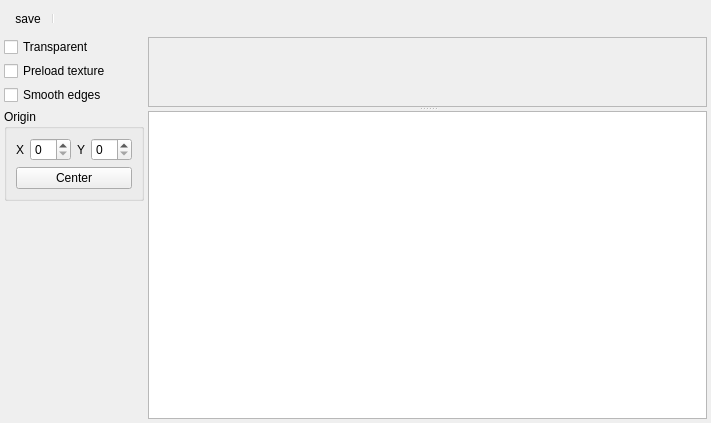
Old version of the form Editors/SpriteEditor.ui in the repository enigma-dev/RadialGM.
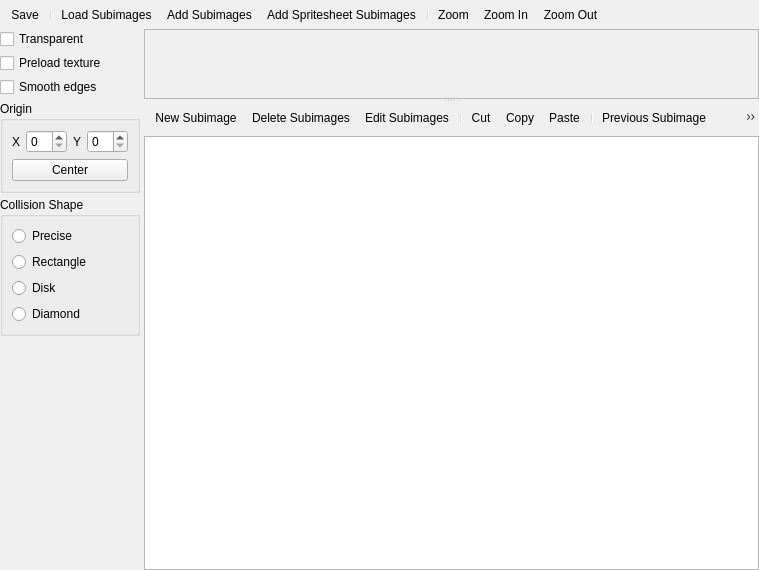
New version of the form. Icons and pictures are not drawn. Custom widgets are drawn as their Qt base class.

```diff
--- a/Editors/SpriteEditor.ui
+++ b/Editors/SpriteEditor.ui
@@ -6,8 +6,8 @@
    <rect>
     <x>0</x>
     <y>0</y>
-    <width>711</width>
-    <height>423</height>
+    <width>759</width>
+    <height>570</height>
    </rect>
   </property>
   <property name="windowTitle">
@@ -15,24 +15,24 @@
   </property>
   <layout class="QVBoxLayout" name="verticalLayout_3">
    <property name="spacing">
-    <number>4</number>
+    <number>0</number>
    </property>
    <property name="leftMargin">
-    <number>4</number>
+    <number>0</number>
    </property>
    <property name="topMargin">
-    <number>4</number>
+    <number>0</number>
    </property>
    <property name="rightMargin">
-    <number>4</number>
+    <number>0</number>
    </property>
    <property name="bottomMargin">
-    <number>4</number>
+    <number>0</number>
    </property>
    <item>
     <widget class="QToolBar" name="mainToolBar">
      <property name="sizePolicy">
-      <sizepolicy hsizetype="Fixed" vsizetype="Fixed">
+      <sizepolicy hsizetype="Preferred" vsizetype="Fixed">
        <horstretch>0</horstretch>
        <verstretch>0</verstretch>
       </sizepolicy>
@@ -48,6 +48,13 @@
      </property>
      <addaction name="actionSave"/>
      <addaction name="separator"/>
+     <addaction name="actionLoadSubimages"/>
+     <addaction name="actionAddSubimages"/>
+     <addaction name="actionAddSpritesheetSubimages"/>
+     <addaction name="separator"/>
+     <addaction name="actionZoom"/>
+     <addaction name="actionZoomIn"/>
+     <addaction name="actionZoomOut"/>
     </widget>
    </item>
    <item>
@@ -140,6 +147,43 @@
          </layout>
         </widget>
        </item>
+       <item>
+        <widget class="QGroupBox" name="groupBox_2">
+         <property name="title">
+          <string>Collision Shape</string>
+         </property>
+         <layout class="QVBoxLayout" name="verticalLayout_4">
+          <item>
+           <widget class="QRadioButton" name="radioButton">
+            <property name="text">
+             <string>Precise</string>
+            </property>
+           </widget>
+          </item>
+          <item>
+           <widget class="QRadioButton" name="radioButton_2">
+            <property name="text">
+             <string>Rectangle</string>
+            </property>
+           </widget>
+          </item>
+          <item>
+           <widget class="QRadioButton" name="radioButton_3">
+            <property name="text">
+             <string>Disk</string>
+            </property>
+           </widget>
+          </item>
+          <item>
+           <widget class="QRadioButton" name="radioButton_4">
+            <property name="text">
+             <string>Diamond</string>
+            </property>
+           </widget>
+          </item>
+         </layout>
+        </widget>
+       </item>
        <item>
         <spacer name="verticalSpacer">
          <property name="orientation">
@@ -175,7 +219,7 @@
           <rect>
            <x>0</x>
            <y>0</y>
-           <width>532</width>
+           <width>588</width>
            <height>101</height>
           </rect>
          </property>
@@ -216,6 +260,35 @@
          <property name="spacing">
           <number>4</number>
          </property>
+         <item>
+          <widget class="QToolBar" name="mainToolBar">
+           <property name="sizePolicy">
+            <sizepolicy hsizetype="Preferred" vsizetype="Fixed">
+             <horstretch>0</horstretch>
+             <verstretch>0</verstretch>
+            </sizepolicy>
+           </property>
+           <property name="iconSize">
+            <size>
+             <width>24</width>
+             <height>24</height>
+            </size>
+           </property>
+           <property name="floatable">
+            <bool>false</bool>
+           </property>
+           <addaction name="actionNewSubimage"/>
+           <addaction name="actionDeleteSubimages"/>
+           <addaction name="actionEditSubimages"/>
+           <addaction name="separator"/>
+           <addaction name="actionCut"/>
+           <addaction name="actionCopy"/>
+           <addaction name="actionPaste"/>
+           <addaction name="separator"/>
+           <addaction name="actionPreviousSubimage"/>
+           <addaction name="actionNextSubimage"/>
+          </widget>
+         </item>
          <item>
           <widget class="QListWidget" name="listWidget">
            <property name="sizePolicy">
@@ -278,7 +351,178 @@
      <normaloff>:/actions/accept.png</normaloff>:/actions/accept.png</iconset>
    </property>
    <property name="text">
-    <string>save</string>
+    <string>Save</string>
+   </property>
+   <property name="toolTip">
+    <string>Save</string>
+   </property>
+  </action>
+  <action name="actionNewSubimage">
+   <property name="icon">
+    <iconset resource="../images.qrc">
+     <normaloff>:/actions/new.png</normaloff>:/actions/new.png</iconset>
+   </property>
+   <property name="text">
+    <string>New Subimage</string>
+   </property>
+   <property name="toolTip">
+    <string>New Subimage</string>
+   </property>
+  </action>
+  <action name="actionDeleteSubimages">
+   <property name="icon">
+    <iconset resource="../images.qrc">
+     <normaloff>:/actions/delete.png</normaloff>:/actions/delete.png</iconset>
+   </property>
+   <property name="text">
+    <string>Delete Subimages</string>
+   </property>
+   <property name="toolTip">
+    <string>Delete Subimages</string>
+   </property>
+  </action>
+  <action name="actionEditSubimages">
+   <property name="icon">
+    <iconset resource="../images.qrc">
+     <normaloff>:/actions/colorize.png</normaloff>:/actions/colorize.png</iconset>
+   </property>
+   <property name="text">
+    <string>Edit Subimages</string>
+   </property>
+   <property name="toolTip">
+    <string>Edit Subimages</string>
+   </property>
+  </action>
+  <action name="actionCut">
+   <property name="icon">
+    <iconset resource="../images.qrc">
+     <normaloff>:/actions/cut.png</normaloff>:/actions/cut.png</iconset>
+   </property>
+   <property name="text">
+    <string>Cut</string>
+   </property>
+   <property name="toolTip">
+    <string>Cut</string>
+   </property>
+  </action>
+  <action name="actionCopy">
+   <property name="icon">
+    <iconset resource="../images.qrc">
+     <normaloff>:/actions/copy.png</normaloff>:/actions/copy.png</iconset>
+   </property>
+   <property name="text">
+    <string>Copy</string>
+   </property>
+   <property name="toolTip">
+    <string>Copy</string>
+   </property>
+  </action>
+  <action name="actionPaste">
+   <property name="icon">
+    <iconset resource="../images.qrc">
+     <normaloff>:/actions/paste.png</normaloff>:/actions/paste.png</iconset>
+   </property>
+   <property name="text">
+    <string>Paste</string>
+   </property>
+   <property name="toolTip">
+    <string>Paste</string>
+   </property>
+  </action>
+  <action name="actionPreviousSubimage">
+   <property name="icon">
+    <iconset resource="../images.qrc">
+     <normaloff>:/actions/previous.png</normaloff>:/actions/previous.png</iconset>
+   </property>
+   <property name="text">
+    <string>Previous Subimage</string>
+   </property>
+   <property name="toolTip">
+    <string>Previous Subimage</string>
+   </property>
+  </action>
+  <action name="actionNextSubimage">
+   <property name="icon">
+    <iconset resource="../images.qrc">
+     <normaloff>:/actions/next.png</normaloff>:/actions/next.png</iconset>
+   </property>
+   <property name="text">
+    <string>Next Subimage</string>
+   </property>
+   <property name="toolTip">
+    <string>Next Subimage</string>
+   </property>
+  </action>
+  <action name="actionLoadSubimages">
+   <property name="icon">
+    <iconset resource="../images.qrc">
+     <normaloff>:/actions/open.png</normaloff>:/actions/open.png</iconset>
+   </property>
+   <property name="text">
+    <string>Load Subimages</string>
+   </property>
+   <property name="toolTip">
+    <string>Load Subimages</string>
+   </property>
+  </action>
+  <action name="actionAddSubimages">
+   <property name="icon">
+    <iconset resource="../images.qrc">
+     <normaloff>:/actions/open-image.png</normaloff>:/actions/open-image.png</iconset>
+   </property>
+   <property name="text">
+    <string>Add Subimages</string>
+   </property>
+   <property name="toolTip">
+    <string>Add Subimages</string>
+   </property>
+  </action>
+  <action name="actionAddSpritesheetSubimages">
+   <property name="icon">
+    <iconset resource="../images.qrc">
+     <normaloff>:/actions/open-image.png</normaloff>:/actions/open-image.png</iconset>
+   </property>
+   <property name="text">
+    <string>Add Spritesheet Subimages</string>
+   </property>
+   <property name="toolTip">
+    <string>Add Spritesheet Subimages</string>
+   </property>
+  </action>
+  <action name="actionZoom">
+   <property name="icon">
+    <iconset resource="../images.qrc">
+     <normaloff>:/actions/zoom.png</normaloff>:/actions/zoom.png</iconset>
+   </property>
+   <property name="text">
+    <string>Zoom</string>
+   </property>
+   <property name="toolTip">
+    <string>Zoom</string>
+   </property>
+  </action>
+  <action name="actionZoomIn">
+   <property name="icon">
+    <iconset resource="../images.qrc">
+     <normaloff>:/actions/zoom-in.png</normaloff>:/actions/zoom-in.png</iconset>
+   </property>
+   <property name="text">
+    <string>Zoom In</string>
+   </property>
+   <property name="toolTip">
+    <string>Zoom In</string>
+   </property>
+  </action>
+  <action name="actionZoomOut">
+   <property name="icon">
+    <iconset resource="../images.qrc">
+     <normaloff>:/actions/zoom-out.png</normaloff>:/actions/zoom-out.png</iconset>
+   </property>
+   <property name="text">
+    <string>Zoom Out</string>
+   </property>
+   <property name="toolTip">
+    <string>Zoom Out</string>
    </property>
   </action>
  </widget>
```
